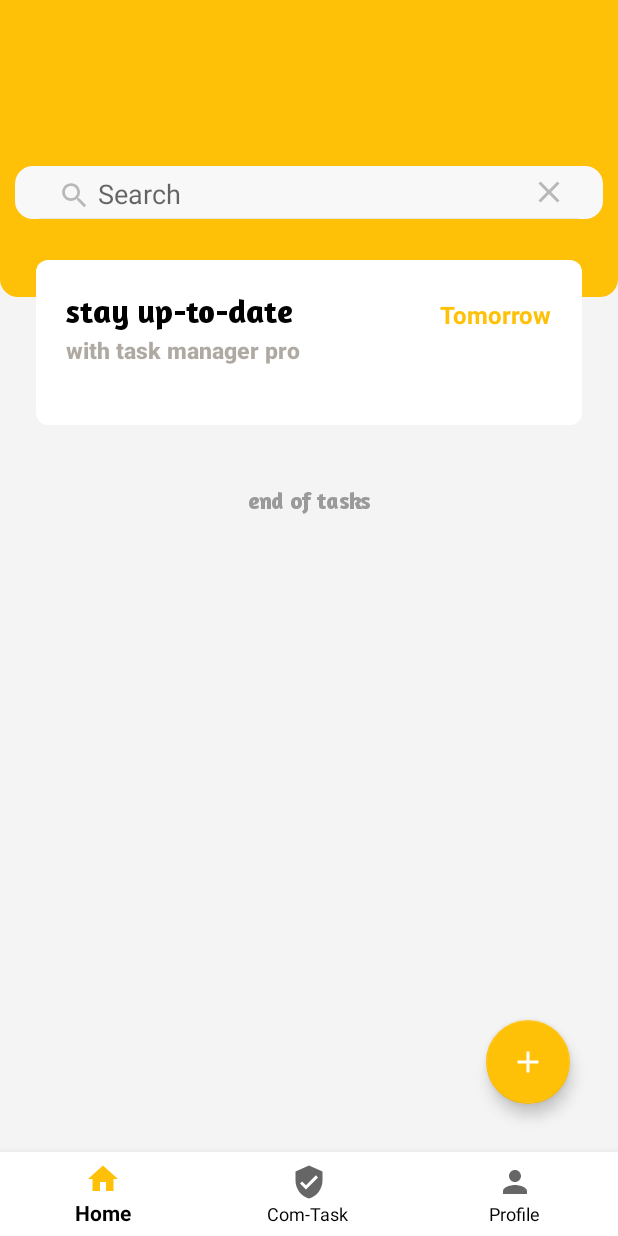
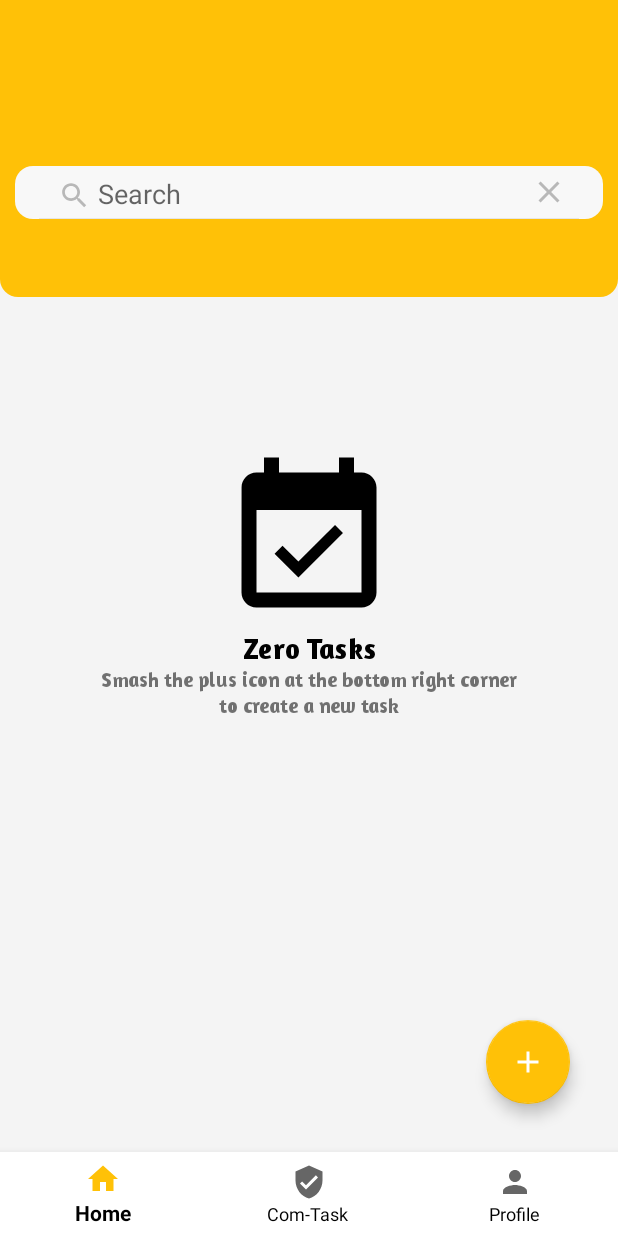
Before and after one commit to AbGhost-cyber/Project1, an Android app: the fragment CompletedTaskFragment placed in its activity, after a tap on "Search", on a phone screen of 412 x 824 dp. Run offline under Robolectric (Android 15) with nearby library versions, the light colour scheme and no system bars; our stand-ins replace Firebase (no records; nobody signed in at launch, a user with empty details on screens opened directly), Room's generated code; libraries missing offline, so code that uses them is left out: com.muddzdev.styleabletoastlibrary, hotchemi.android.rate, it.xabaras.android; Roboto replaces fonts that are not available here; 3 statements that could not run were skipped.

Commit message:
changed app name added empty view for home and com-task fragment

```diff
--- a/app/src/main/java/com/example/taskmanagerpro/data/TaskDatabase.java
+++ b/app/src/main/java/com/example/taskmanagerpro/data/TaskDatabase.java
@@ -41,23 +41,14 @@ public abstract class TaskDatabase extends RoomDatabase {
 
     private static  class PopulateDbAsyncTask extends AsyncTask<Void,Void,Void>
     {
-        private TaskDao taskDao;
 
         private  PopulateDbAsyncTask(TaskDatabase sb)
         {
-            taskDao=sb.taskDao();
+            TaskDao taskDao = sb.taskDao ();
         }
         @Override
         protected Void doInBackground(Void... voids)
         {
-            Calendar todaysDate = Calendar.getInstance ();
-            String date=java.text.DateFormat.getDateInstance
-                    (java.text.DateFormat.SHORT).format (todaysDate.getTime ());
-            String time=java.text.DateFormat.getTimeInstance
-                    (java.text.DateFormat.SHORT).format (todaysDate.getTime ());
-            taskDao.insert(new MyTask("stay up-to-date",
-                "with task manager pro", String.format ("%s,%s", date, time)));
-
             return null;
         }
     }
--- a/app/src/main/java/com/example/taskmanagerpro/fragments/CompletedTaskFragment.java
+++ b/app/src/main/java/com/example/taskmanagerpro/fragments/CompletedTaskFragment.java
@@ -12,6 +12,7 @@ import android.view.View;
 import android.view.ViewGroup;
 import android.widget.BaseAdapter;
 import android.widget.ListView;
+import android.widget.RelativeLayout;
 import android.widget.TextView;
 
 import androidx.annotation.NonNull;
@@ -31,14 +32,19 @@ public class CompletedTaskFragment extends Fragment {
     private DatabaseHelperComTask db;
     private ArrayList<CompletedTaskClass> completedListItem;
     private ListView CompletedtaskList;
-    Intent intent;
+   private Intent intent;
+   TextView emptyList;
+   RelativeLayout emptyView;
 
     @Nullable
     @Override
     public View onCreateView(@NonNull LayoutInflater inflater, @Nullable ViewGroup container, @Nullable Bundle savedInstanceState) {
         View v = inflater.inflate (R.layout.compeleted_layout, container, false);
         getActivity ().setTitle ("Completed Task");
+        emptyList=v.findViewById (R.id.empty);
+        emptyView=v.findViewById (R.id.emptyView);
         CompletedtaskList = v.findViewById (R.id.CompletedListView);
+        CompletedtaskList.setEmptyView (emptyView);
         completedListItem = new ArrayList<> ();
 
         db = new DatabaseHelperComTask (getContext ());
--- a/app/src/main/java/com/example/taskmanagerpro/fragments/HomeFragment.java
+++ b/app/src/main/java/com/example/taskmanagerpro/fragments/HomeFragment.java
@@ -11,6 +11,7 @@ import android.os.Bundle;
 import android.view.LayoutInflater;
 import android.view.View;
 import android.view.ViewGroup;
+import android.widget.RelativeLayout;
 import android.widget.TextView;
 
 import androidx.annotation.NonNull;
@@ -55,6 +56,7 @@ public class HomeFragment extends Fragment {
     private TextView DisplayName, Date;
     private TextView endpage;
     private Calendar calendar;
+    private RelativeLayout emptyRecView;
 
 
     @Nullable
@@ -73,6 +75,7 @@ public class HomeFragment extends Fragment {
         calendar = Calendar.getInstance ();
         endpage = v.findViewById (R.id.endPage);
         DisplayName = v.findViewById (R.id.welcomeName);
+        emptyRecView=v.findViewById (R.id.emptyRecView);
 
 
         //gets user's username from database and display in accordance with the current time
@@ -147,10 +150,14 @@ public class HomeFragment extends Fragment {
 
         taskViewModel = ViewModelProviders.of (this).get (TaskViewModel.class);
         taskViewModel.getAllTasks ().observe (this, myTasks -> {
-            //check if the list containing our model object is null
-            //then display the "end of page" text if the list contains something
+            //check if the list containing our model class object is null
+            //if false,then display the "end of page" text if the list contains something
             if (myTasks.size () <= 0) {
+                emptyRecView.setVisibility (View.VISIBLE);
                 endpage.setVisibility (View.INVISIBLE);
+            }
+            else{
+                emptyRecView.setVisibility (View.GONE);
             }
             adapter.setTasks (myTasks);
             adapter.notifyDataSetChanged ();
--- a/app/src/main/java/com/example/taskmanagerpro/ui/ActivityAbout.java
+++ b/app/src/main/java/com/example/taskmanagerpro/ui/ActivityAbout.java
@@ -22,7 +22,7 @@ public class ActivityAbout extends AppCompatActivity {
         super.onCreate (savedInstanceState);
         setContentView (R.layout.about_app);
         TextView textView=findViewById (R.id.paragraph);
-        String setParagraph="Task manager pro was created to help it's users organize their daily schedules, because we may forget our " +
+        String setParagraph="Task-it was created to help it's users organize their daily schedules, because we may forget our " +
                 " initial plan for a specific time, so Task manager pro helps the user to schedule a particular time and set a reminder  for it so that the user " +
                 " can be notified when the time reaches and also display a list of completed schedules.  Created by Abundance(RAY).";
         textView.setText (setParagraph);
@@ -32,7 +32,7 @@ public class ActivityAbout extends AppCompatActivity {
                 " To show the list of completed schedules/tasks, click on the com-task icon(a schedule is only completed when you're notified of the " +
                 "incoming schedule),you can choose to complete the task or cancel the alarm.";
         howToUse.setText (setHowToUse);
-        Objects.requireNonNull (getSupportActionBar ()).setTitle ("About Task Manager Pro");
+        Objects.requireNonNull (getSupportActionBar ()).setTitle ("About Task-it");
             getSupportActionBar ().setDisplayHomeAsUpEnabled (true);//add back button manually
     }
 
--- /dev/null
+++ b/app/src/main/res/drawable/emptylist_icon.xml
@@ -0,0 +1,5 @@
+<vector android:height="120dp" android:tint="@color/Black"
+    android:viewportHeight="24.0" android:viewportWidth="24.0"
+    android:width="120dp" xmlns:android="http://schemas.android.com/apk/res/android">
+    <path android:fillColor="@color/white" android:pathData="M20.54,5.23l-1.39,-1.68C18.88,3.21 18.47,3 18,3H6c-0.47,0 -0.88,0.21 -1.16,0.55L3.46,5.23C3.17,5.57 3,6.02 3,6.5V19c0,1.1 0.9,2 2,2h14c1.1,0 2,-0.9 2,-2V6.5c0,-0.48 -0.17,-0.93 -0.46,-1.27zM12,17.5L6.5,12H10v-2h4v2h3.5L12,17.5zM5.12,5l0.81,-1h12l0.94,1H5.12z"/>
+</vector>
--- /dev/null
+++ b/app/src/main/res/drawable/reycler_empty_icon.xml
@@ -0,0 +1,9 @@
+<vector xmlns:android="http://schemas.android.com/apk/res/android"
+        android:width="120dp"
+        android:height="120dp"
+        android:viewportWidth="24.0"
+        android:viewportHeight="24.0">
+    <path
+        android:fillColor="#FF000000"
+        android:pathData="M16.53,11.06L15.47,10l-4.88,4.88 -2.12,-2.12 -1.06,1.06L10.59,17l5.94,-5.94zM19,3h-1L18,1h-2v2L8,3L8,1L6,1v2L5,3c-1.11,0 -1.99,0.9 -1.99,2L3,19c0,1.1 0.89,2 2,2h14c1.1,0 2,-0.9 2,-2L21,5c0,-1.1 -0.9,-2 -2,-2zM19,19L5,19L5,8h14v11z"/>
+</vector>
--- /dev/null
+++ b/app/src/main/res/drawable/taskname_icon.xml
@@ -0,0 +1,5 @@
+<vector android:height="24dp" android:tint="@color/white"
+    android:viewportHeight="24.0" android:viewportWidth="24.0"
+    android:width="24dp" xmlns:android="http://schemas.android.com/apk/res/android">
+    <path android:fillColor="#FF000000" android:pathData="M13.127,14.56l1.43,-1.43 6.44,6.443L19.57,21zM17.42,8.83l2.86,-2.86c-3.95,-3.95 -10.35,-3.96 -14.3,-0.02 3.93,-1.3 8.31,-0.25 11.44,2.88zM5.95,5.98c-3.94,3.95 -3.93,10.35 0.02,14.3l2.86,-2.86C5.7,14.29 4.65,9.91 5.95,5.98zM5.97,5.96l-0.01,0.01c-0.38,3.01 1.17,6.88 4.3,10.02l5.73,-5.73c-3.13,-3.13 -7.01,-4.68 -10.02,-4.3z"/>
+</vector>
--- a/app/src/main/res/layout/activity_welcome.xml
+++ b/app/src/main/res/layout/activity_welcome.xml
@@ -26,6 +26,7 @@
             android:layout_marginTop="20dp"
             android:fontFamily="casual"
             android:text="@string/welcome_to_task_manager_pro"
+            android:drawableEnd="@drawable/taskname_icon"
             android:textColor="@color/white"
             android:textSize="22sp"
             android:textStyle="bold" />
--- a/app/src/main/res/layout/home_activity.xml
+++ b/app/src/main/res/layout/home_activity.xml
@@ -71,7 +71,7 @@
 
     </LinearLayout>
 
-    <LinearLayout
+    <RelativeLayout
         android:layout_width="match_parent"
         android:layout_height="wrap_content"
         android:orientation="vertical">
@@ -95,9 +95,46 @@
             android:textAlignment="center"
             android:textColor="#9A9A9A"
             android:textSize="16sp"
+            android:layout_below="@id/TaskRecycler"
             android:visibility="visible" />
+        <RelativeLayout
+            android:layout_width="match_parent"
+            android:layout_height="wrap_content"
+            android:id="@+id/emptyRecView">
+            <TextView
+                android:layout_width="match_parent"
+                android:layout_height="wrap_content"
+                android:id="@+id/emptyRecitem"
+                android:visibility="visible"
+                android:textSize="19sp"
+                android:textStyle="bold"
+                android:textColor="@color/Black"
+                android:drawableTop="@drawable/reycler_empty_icon"
+                android:text="@string/empty_rec_text"
+                android:fontFamily="@font/amaranth_bold"
+                android:textAlignment="center"
+                android:layout_marginTop="300dp" />
+            <TextView
+                android:layout_width="match_parent"
+                android:layout_height="wrap_content"
+                android:layout_below="@id/emptyRecitem"
+                android:text="@string/tip1"
+                android:textAlignment="center"
+                android:fontFamily="@font/amaranth_bold"
+                android:id="@+id/tip1"/>
+            <TextView
+                android:layout_width="match_parent"
+                android:layout_height="wrap_content"
+                android:layout_below="@id/tip1"
+                android:fontFamily="@font/amaranth_bold"
+                android:text="@string/tip2"
+                android:textAlignment="center"/>
 
-    </LinearLayout>
+        </RelativeLayout>
+
+
+
+    </RelativeLayout>
 
     <com.google.android.material.floatingactionbutton.FloatingActionButton
         android:id="@+id/button_add_task"
--- a/app/src/main/res/values/strings.xml
+++ b/app/src/main/res/values/strings.xml
@@ -1,5 +1,5 @@
 <resources>
-    <string name="app_name">Task Manager Pro</string>
+    <string name="app_name">Task-it</string>
     <string name="Home">Home</string>
     <string name="ComTask">Com-Task</string>
     <string name="Profile">Profile</string>
@@ -11,7 +11,7 @@
     <string name="open_clock">Open Time</string>
     <string name="time_display">your time will display here</string>
     <string name="logout_app">Logout</string>
-    <string name="welcome_to_task_manager_pro">Welcome To Task Manager Pro</string>
+    <string name="welcome_to_task_manager_pro">Welcome To Task-it</string>
     <string name="hhhk">image</string>
     <string name="manage_your_time_like_never_before">Manage your time like never before</string>
     <string name="edit">Edit Your Task</string>
@@ -28,4 +28,10 @@
     <string name="send_feeback">Send Feeback</string>
     <string name="tell_a_friend">Tell a friend</string>
     <string name="about_app">About App</string>
+    <string name="emptyViewTip2">here</string>
+    <string name="emptyViewTip1">All tasks that you complete will show</string>
+    <string name="emptyViewTip">No Task Completed Yet</string>
+    <string name="tip2">to create a new task</string>
+    <string name="tip1">Smash the plus icon at the bottom right corner</string>
+    <string name="empty_rec_text">Zero Tasks</string>
 </resources>
```
Also changed, not shown: app/src/main/java/com/example/taskmanagerpro/receiver/AlertReceiver.java (+40 -5 lines), app/src/main/java/com/example/taskmanagerpro/ui/CreateTaskActivity.java (+6 -12 lines), app/src/main/java/com/example/taskmanagerpro/ui/SendToComplete.java (+11 -1 lines), app/src/main/res/layout/activity_loginactivity.xml (+8 -5 lines), app/src/main/res/layout/activity_signup.xml (+7 -5 lines), app/src/main/res/layout/compeleted_layout.xml (+44 -3 lines).
